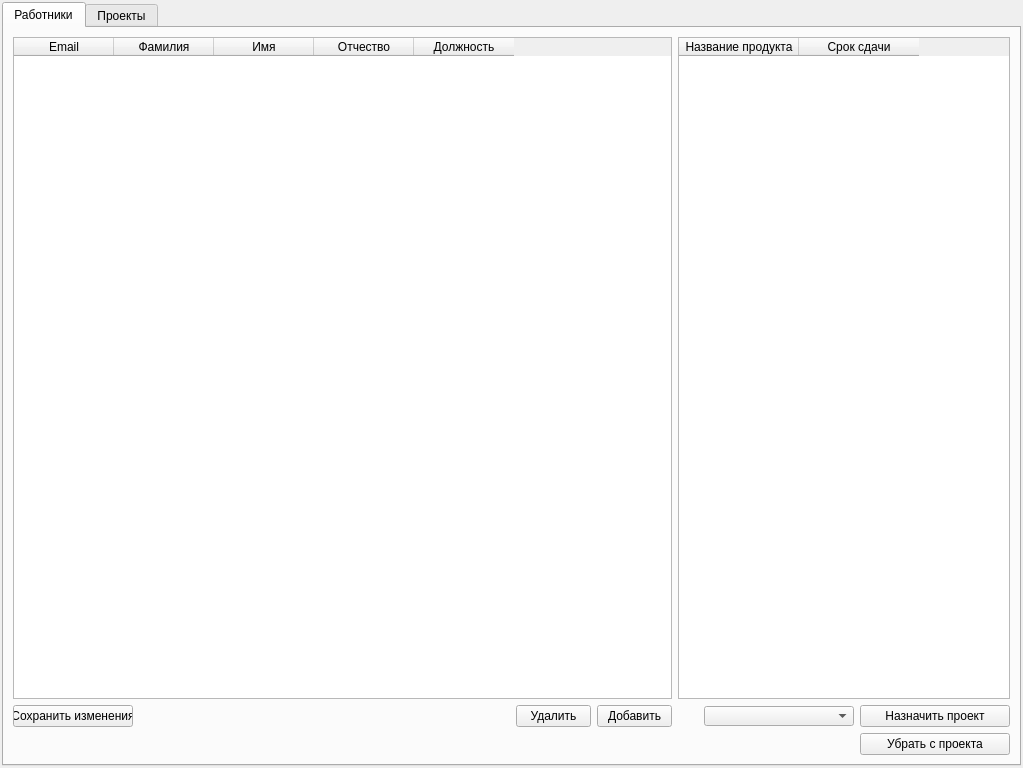
Qt form main_window.ui (DvaMishkiLapa/StaffMI_client) before a commit.
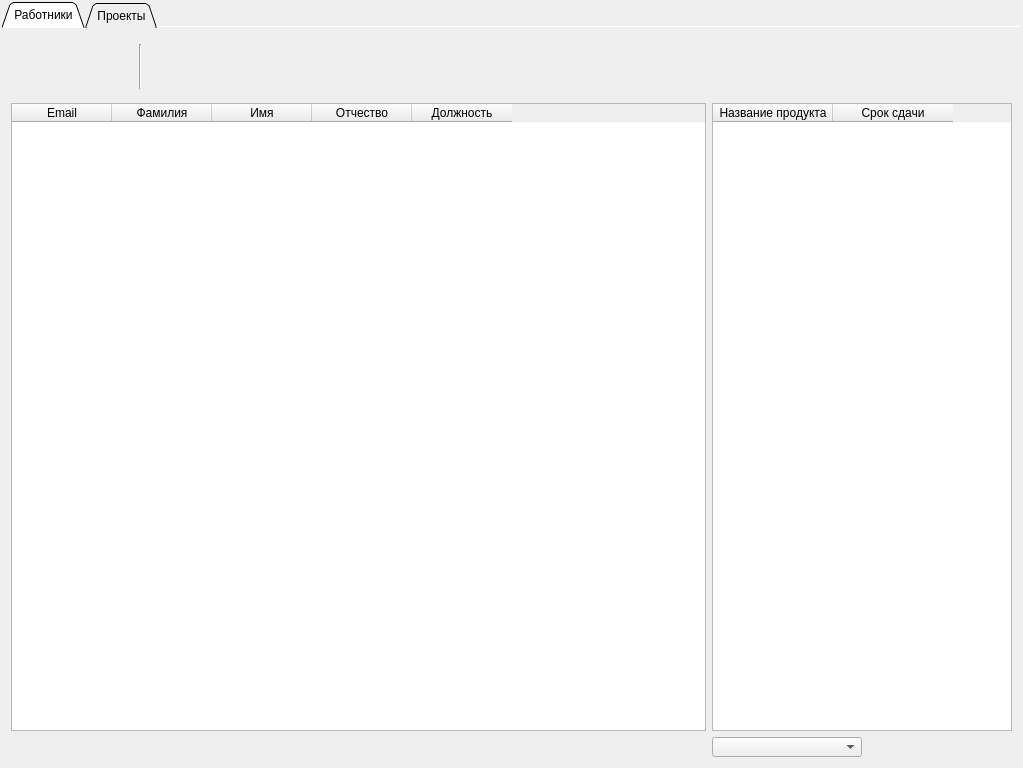
The same form after that commit. Icons and pictures are not drawn.

Commit message: Global interface style change

Patch:
```diff
--- a/main_window.ui
+++ b/main_window.ui
@@ -66,238 +66,453 @@
     </property>
     <item row="0" column="2">
      <widget class="QTabWidget" name="tabWidget">
+      <property name="tabPosition">
+       <enum>QTabWidget::North</enum>
+      </property>
+      <property name="tabShape">
+       <enum>QTabWidget::Triangular</enum>
+      </property>
       <property name="currentIndex">
        <number>0</number>
       </property>
+      <property name="elideMode">
+       <enum>Qt::ElideNone</enum>
+      </property>
+      <property name="documentMode">
+       <bool>true</bool>
+      </property>
+      <property name="tabsClosable">
+       <bool>false</bool>
+      </property>
+      <property name="movable">
+       <bool>true</bool>
+      </property>
+      <property name="tabBarAutoHide">
+       <bool>false</bool>
+      </property>
       <widget class="QWidget" name="tab">
        <attribute name="title">
         <string>Работники</string>
        </attribute>
        <layout class="QGridLayout" name="gridLayout_2">
-        <item row="2" column="4">
-         <widget class="QPushButton" name="del_worker">
+        <item row="0" column="0" colspan="6">
+         <widget class="QScrollArea" name="scrollArea">
           <property name="sizePolicy">
-           <sizepolicy hsizetype="Minimum" vsizetype="Fixed">
+           <sizepolicy hsizetype="Expanding" vsizetype="Fixed">
             <horstretch>0</horstretch>
             <verstretch>0</verstretch>
            </sizepolicy>
           </property>
           <property name="minimumSize">
            <size>
-            <width>75</width>
-            <height>0</height>
+            <width>0</width>
+            <height>20</height>
            </size>
           </property>
           <property name="maximumSize">
            <size>
-            <width>75</width>
-            <height>16777215</height>
+            <width>16777215</width>
+            <height>60</height>
            </size>
           </property>
-          <property name="text">
-           <string>Удалить</string>
+          <property name="autoFillBackground">
+           <bool>true</bool>
           </property>
+          <property name="frameShape">
+           <enum>QFrame::NoFrame</enum>
+          </property>
+          <property name="frameShadow">
+           <enum>QFrame::Plain</enum>
+          </property>
+          <property name="lineWidth">
+           <number>1</number>
+          </property>
+          <property name="midLineWidth">
+           <number>1</number>
+          </property>
+          <property name="verticalScrollBarPolicy">
+           <enum>Qt::ScrollBarAlwaysOff</enum>
+          </property>
+          <property name="widgetResizable">
+           <bool>true</bool>
+          </property>
+          <widget class="QWidget" name="scrollAreaWidgetContents">
+           <property name="geometry">
+            <rect>
+             <x>0</x>
+             <y>0</y>
+             <width>1001</width>
+             <height>60</height>
+            </rect>
+           </property>
+           <property name="autoFillBackground">
+            <bool>true</bool>
+           </property>
+           <layout class="QHBoxLayout" name="horizontalLayout">
+            <property name="spacing">
+             <number>2</number>
+            </property>
+            <property name="leftMargin">
+             <number>2</number>
+            </property>
+            <property name="topMargin">
+             <number>2</number>
+            </property>
+            <property name="rightMargin">
+             <number>2</number>
+            </property>
+            <property name="bottomMargin">
+             <number>2</number>
+            </property>
+            <item>
+             <widget class="QPushButton" name="add_worker">
+              <property name="sizePolicy">
+               <sizepolicy hsizetype="Minimum" vsizetype="Minimum">
+                <horstretch>0</horstretch>
+                <verstretch>0</verstretch>
+               </sizepolicy>
+              </property>
+              <property name="minimumSize">
+               <size>
+                <width>0</width>
+                <height>0</height>
+               </size>
+              </property>
+              <property name="maximumSize">
+               <size>
+                <width>60</width>
+                <height>16777215</height>
+               </size>
+              </property>
+              <property name="text">
+               <string/>
+              </property>
+              <property name="icon">
+               <iconset>
+                <normaloff>icons/seks_icons/add_user.png</normaloff>icons/seks_icons/add_user.png</iconset>
+              </property>
+              <property name="iconSize">
+               <size>
+                <width>45</width>
+                <height>45</height>
+               </size>
+              </property>
+              <property name="checkable">
+               <bool>false</bool>
+              </property>
+              <property name="flat">
+               <bool>true</bool>
+              </property>
+             </widget>
+            </item>
+            <item>
+             <widget class="QPushButton" name="del_worker">
+              <property name="sizePolicy">
+               <sizepolicy hsizetype="Minimum" vsizetype="Minimum">
+                <horstretch>0</horstretch>
+                <verstretch>0</verstretch>
+               </sizepolicy>
+              </property>
+              <property name="minimumSize">
+               <size>
+                <width>0</width>
+                <height>0</height>
+               </size>
+              </property>
+              <property name="maximumSize">
+               <size>
+                <width>16777215</width>
+                <height>16777215</height>
+               </size>
+              </property>
+              <property name="text">
+               <string/>
+              </property>
+              <property name="icon">
+               <iconset>
+                <normaloff>icons/delete_user.png</normaloff>icons/delete_user.png</iconset>
+              </property>
+              <property name="iconSize">
+               <size>
+                <width>45</width>
+                <height>45</height>
+               </size>
+              </property>
+              <property name="flat">
+               <bool>true</bool>
+              </property>
+             </widget>
+            </item>
+            <item>
+             <widget class="QPushButton" name="save_workers">
+              <property name="sizePolicy">
+               <sizepolicy hsizetype="Minimum" vsizetype="Minimum">
+                <horstretch>0</horstretch>
+                <verstretch>0</verstretch>
+               </sizepolicy>
+              </property>
+              <property name="minimumSize">
+               <size>
+                <width>0</width>
+                <height>0</height>
+               </size>
+              </property>
+              <property name="maximumSize">
+               <size>
+                <width>16777215</width>
+                <height>16777215</height>
+               </size>
+              </property>
+              <property name="sizeIncrement">
+               <size>
+                <width>0</width>
+                <height>0</height>
+               </size>
+              </property>
+              <property name="baseSize">
+               <size>
+                <width>0</width>
+                <height>0</height>
+               </size>
+              </property>
+              <property name="text">
+               <string/>
+              </property>
+              <property name="icon">
+               <iconset>
+                <normaloff>icons/save_users.png</normaloff>icons/save_users.png</iconset>
+              </property>
+              <property name="iconSize">
+               <size>
+                <width>45</width>
+                <height>45</height>
+               </size>
+              </property>
+              <property name="flat">
+               <bool>true</bool>
+              </property>
+             </widget>
+            </item>
+            <item>
+             <widget class="Line" name="line">
+              <property name="sizePolicy">
+               <sizepolicy hsizetype="Fixed" vsizetype="Minimum">
+                <horstretch>0</horstretch>
+                <verstretch>0</verstretch>
+               </sizepolicy>
+              </property>
+              <property name="minimumSize">
+               <size>
+                <width>0</width>
+                <height>45</height>
+               </size>
+              </property>
+              <property name="maximumSize">
+               <size>
+                <width>16777215</width>
+                <height>45</height>
+               </size>
+              </property>
+              <property name="orientation">
+               <enum>Qt::Vertical</enum>
+              </property>
+             </widget>
+            </item>
+            <item>
+             <widget class="QPushButton" name="new_inproject">
+              <property name="sizePolicy">
+               <sizepolicy hsizetype="Minimum" vsizetype="Minimum">
+                <horstretch>0</horstretch>
+                <verstretch>0</verstretch>
+               </sizepolicy>
+              </property>
+              <property name="minimumSize">
+               <size>
+                <width>0</width>
+                <height>0</height>
+               </size>
+              </property>
+              <property name="maximumSize">
+               <size>
+                <width>16777215</width>
+                <height>16777215</height>
+               </size>
+              </property>
+              <property name="baseSize">
+               <size>
+                <width>0</width>
+                <height>0</height>
+               </size>
+              </property>
+              <property name="text">
+               <string/>
+              </property>
+              <property name="icon">
+               <iconset>
+                <normaloff>icons/add_user_inproject.png</normaloff>icons/add_user_inproject.png</iconset>
+              </property>
+              <property name="iconSize">
+               <size>
+                <width>45</width>
+                <height>45</height>
+               </size>
+              </property>
+              <property name="flat">
+               <bool>true</bool>
+              </property>
+             </widget>
+            </item>
+            <item>
+             <widget class="QPushButton" name="del_inproject">
+              <property name="sizePolicy">
+               <sizepolicy hsizetype="Minimum" vsizetype="Minimum">
+                <horstretch>0</horstretch>
+                <verstretch>0</verstretch>
+               </sizepolicy>
+              </property>
+              <property name="text">
+               <string/>
+              </property>
+              <property name="icon">
+               <iconset>
+                <normaloff>icons/delete_user_inproject.png</normaloff>icons/delete_user_inproject.png</iconset>
+              </property>
+              <property name="iconSize">
+               <size>
+                <width>45</width>
+                <height>45</height>
+               </size>
+              </property>
+              <property name="flat">
+               <bool>true</bool>
+              </property>
+             </widget>
+            </item>
+            <item>
+             <widget class="QPushButton" name="save_inprojects">
+              <property name="sizePolicy">
+               <sizepolicy hsizetype="Minimum" vsizetype="Minimum">
+                <horstretch>0</horstretch>
+                <verstretch>0</verstretch>
+               </sizepolicy>
+              </property>
+              <property name="text">
+               <string/>
+              </property>
+              <property name="icon">
+               <iconset>
+                <normaloff>icons/save_user_inproject.png</normaloff>icons/save_user_inproject.png</iconset>
+              </property>
+              <property name="iconSize">
+               <size>
+                <width>45</width>
+                <height>45</height>
+               </size>
+              </property>
+              <property name="flat">
+               <bool>true</bool>
+              </property>
+             </widget>
+            </item>
+            <item>
+             <spacer name="horizontalSpacer">
+              <property name="orientation">
+               <enum>Qt::Horizontal</enum>
+              </property>
+              <property name="sizeHint" stdset="0">
+               <size>
+                <width>40</width>
+                <height>20</height>
+               </size>
+              </property>
+             </spacer>
+            </item>
+            <item>
+             <widget class="QPushButton" name="update_data">
+              <property name="sizePolicy">
+               <sizepolicy hsizetype="Minimum" vsizetype="Minimum">
+                <horstretch>0</horstretch>
+                <verstretch>0</verstretch>
+               </sizepolicy>
+              </property>
+              <property name="text">
+               <string/>
+              </property>
+              <property name="icon">
+               <iconset>
+                <normaloff>icons/update_data.png</normaloff>icons/update_data.png</iconset>
+              </property>
+              <property name="iconSize">
+               <size>
+                <width>45</width>
+                <height>45</height>
+               </size>
+              </property>
+              <property name="flat">
+               <bool>true</bool>
+              </property>
+             </widget>
+            </item>
+            <item>
+             <widget class="QPushButton" name="settings">
+              <property name="sizePolicy">
+               <sizepolicy hsizetype="Minimum" vsizetype="Minimum">
+                <horstretch>0</horstretch>
+                <verstretch>0</verstretch>
+               </sizepolicy>
+              </property>
+              <property name="text">
+               <string/>
+              </property>
+              <property name="icon">
+               <iconset>
+                <normaloff>icons/settings.png</normaloff>icons/settings.png</iconset>
+              </property>
+              <property name="iconSize">
+               <size>
+                <width>45</width>
+                <height>45</height>
+               </size>
+              </property>
+              <property name="flat">
+               <bool>true</bool>
+              </property>
+             </widget>
+            </item>
+            <item>
+             <widget class="QPushButton" name="logout">
+              <property name="sizePolicy">
+               <sizepolicy hsizetype="Minimum" vsizetype="Minimum">
+                <horstretch>0</horstretch>
+                <verstretch>0</verstretch>
+               </sizepolicy>
+              </property>
+              <property name="text">
+               <string/>
+              </property>
+              <property name="icon">
+               <iconset>
+                <normaloff>icons/logout.png</normaloff>icons/logout.png</iconset>
+              </property>
+              <property name="iconSize">
+               <size>
+                <width>45</width>
+                <height>45</height>
+               </size>
+              </property>
+              <property name="flat">
+               <bool>true</bool>
+              </property>
+             </widget>
+            </item>
+           </layout>
+          </widget>
          </widget>
         </item>
         <item row="2" column="5">
-         <widget class="QPushButton" name="add_worker">
-          <property name="sizePolicy">
-           <sizepolicy hsizetype="Minimum" vsizetype="Fixed">
-            <horstretch>0</horstretch>
-            <verstretch>0</verstretch>
-           </sizepolicy>
-          </property>
-          <property name="minimumSize">
-           <size>
-            <width>75</width>
-            <height>0</height>
-           </size>
-          </property>
-          <property name="maximumSize">
-           <size>
-            <width>75</width>
-            <height>16777215</height>
-           </size>
-          </property>
-          <property name="text">
-           <string>Добавить</string>
-          </property>
-         </widget>
-        </item>
-        <item row="4" column="8">
-         <widget class="QPushButton" name="del_inproject">
-          <property name="sizePolicy">
-           <sizepolicy hsizetype="Minimum" vsizetype="Fixed">
-            <horstretch>0</horstretch>
-            <verstretch>0</verstretch>
-           </sizepolicy>
-          </property>
-          <property name="text">
-           <string>Убрать с проекта</string>
-          </property>
-         </widget>
-        </item>
-        <item row="1" column="0" colspan="6">
-         <widget class="QTableWidget" name="workers_table">
-          <property name="selectionBehavior">
-           <enum>QAbstractItemView::SelectRows</enum>
-          </property>
-          <property name="gridStyle">
-           <enum>Qt::SolidLine</enum>
-          </property>
-          <column>
-           <property name="text">
-            <string>Email</string>
-           </property>
-          </column>
-          <column>
-           <property name="text">
-            <string>Фамилия</string>
-           </property>
-          </column>
-          <column>
-           <property name="text">
-            <string>Имя</string>
-           </property>
-          </column>
-          <column>
-           <property name="text">
-            <string>Отчество</string>
-           </property>
-          </column>
-          <column>
-           <property name="text">
-            <string>Должность</string>
-           </property>
-          </column>
-         </widget>
-        </item>
-        <item row="2" column="1" colspan="3">
-         <spacer name="horizontalSpacer_2">
-          <property name="orientation">
-           <enum>Qt::Horizontal</enum>
-          </property>
-          <property name="sizeType">
-           <enum>QSizePolicy::Preferred</enum>
-          </property>
-          <property name="sizeHint" stdset="0">
-           <size>
-            <width>20</width>
-            <height>20</height>
-           </size>
-          </property>
-         </spacer>
-        </item>
-        <item row="2" column="7">
-         <widget class="QComboBox" name="project_box">
-          <property name="sizePolicy">
-           <sizepolicy hsizetype="Fixed" vsizetype="Fixed">
-            <horstretch>60</horstretch>
-            <verstretch>20</verstretch>
-           </sizepolicy>
-          </property>
-          <property name="minimumSize">
-           <size>
-            <width>110</width>
-            <height>20</height>
-           </size>
-          </property>
-          <property name="maximumSize">
-           <size>
-            <width>150</width>
-            <height>20</height>
-           </size>
-          </property>
-         </widget>
-        </item>
-        <item row="2" column="6">
-         <spacer name="horizontalSpacer_5">
-          <property name="orientation">
-           <enum>Qt::Horizontal</enum>
-          </property>
-          <property name="sizeType">
-           <enum>QSizePolicy::Fixed</enum>
-          </property>
-          <property name="sizeHint" stdset="0">
-           <size>
-            <width>20</width>
-            <height>20</height>
-           </size>
-          </property>
-         </spacer>
-        </item>
-        <item row="2" column="8">
-         <widget class="QPushButton" name="new_inproject">
-          <property name="sizePolicy">
-           <sizepolicy hsizetype="MinimumExpanding" vsizetype="Fixed">
-            <horstretch>0</horstretch>
-            <verstretch>0</verstretch>
-           </sizepolicy>
-          </property>
-          <property name="minimumSize">
-           <size>
-            <width>120</width>
-            <height>20</height>
-           </size>
-          </property>
-          <property name="maximumSize">
-           <size>
-            <width>150</width>
-            <height>16777215</height>
-           </size>
-          </property>
-          <property name="baseSize">
-           <size>
-            <width>120</width>
-            <height>0</height>
-           </size>
-          </property>
-          <property name="text">
-           <string>Назначить проект</string>
-          </property>
-         </widget>
-        </item>
-        <item row="2" column="0">
-         <widget class="QPushButton" name="save_workers">
-          <property name="sizePolicy">
-           <sizepolicy hsizetype="Maximum" vsizetype="Fixed">
-            <horstretch>0</horstretch>
-            <verstretch>0</verstretch>
-           </sizepolicy>
-          </property>
-          <property name="minimumSize">
-           <size>
-            <width>120</width>
-            <height>0</height>
-           </size>
-          </property>
-          <property name="maximumSize">
-           <size>
-            <width>120</width>
-            <height>16777215</height>
-           </size>
-          </property>
-          <property name="sizeIncrement">
-           <size>
-            <width>0</width>
-            <height>0</height>
-           </size>
-          </property>
-          <property name="baseSize">
-           <size>
-            <width>0</width>
-            <height>0</height>
-           </size>
-          </property>
-          <property name="text">
-           <string>Сохранить изменения</string>
-          </property>
-         </widget>
-        </item>
-        <item row="1" column="6" colspan="3">
          <widget class="QTableWidget" name="current_projects_table">
           <property name="sizePolicy">
-           <sizepolicy hsizetype="Expanding" vsizetype="Expanding">
+           <sizepolicy hsizetype="Maximum" vsizetype="Expanding">
             <horstretch>0</horstretch>
             <verstretch>0</verstretch>
            </sizepolicy>
@@ -310,7 +525,7 @@
           </property>
           <property name="maximumSize">
            <size>
-            <width>1000</width>
+            <width>500</width>
             <height>16777215</height>
            </size>
           </property>
@@ -353,6 +568,69 @@
           </column>
          </widget>
         </item>
+        <item row="2" column="0" colspan="5">
+         <widget class="QTableWidget" name="workers_table">
+          <property name="sizePolicy">
+           <sizepolicy hsizetype="Minimum" vsizetype="Expanding">
+            <horstretch>0</horstretch>
+            <verstretch>0</verstretch>
+           </sizepolicy>
+          </property>
+          <property name="selectionBehavior">
+           <enum>QAbstractItemView::SelectRows</enum>
+          </property>
+          <property name="gridStyle">
+           <enum>Qt::SolidLine</enum>
+          </property>
+          <column>
+           <property name="text">
+            <string>Email</string>
+           </property>
+          </column>
+          <column>
+           <property name="text">
+            <string>Фамилия</string>
+           </property>
+          </column>
+          <column>
+           <property name="text">
+            <string>Имя</string>
+           </property>
+          </column>
+          <column>
+           <property name="text">
+            <string>Отчество</string>
+           </property>
+          </column>
+          <column>
+           <property name="text">
+            <string>Должность</string>
+           </property>
+          </column>
+         </widget>
+        </item>
+        <item row="4" column="5">
+         <widget class="QComboBox" name="project_box">
+          <property name="sizePolicy">
+           <sizepolicy hsizetype="Fixed" vsizetype="Fixed">
+            <horstretch>60</horstretch>
+            <verstretch>20</verstretch>
+           </sizepolicy>
+          </property>
+          <property name="minimumSize">
+           <size>
+            <width>110</width>
+            <height>20</height>
+           </size>
+          </property>
+          <property name="maximumSize">
+           <size>
+            <width>150</width>
+            <height>20</height>
+           </size>
+          </property>
+         </widget>
+        </item>
        </layout>
       </widget>
       <widget class="QWidget" name="tab_2">
```
Left out of the diff: 305 changed lines with no effect on the pictures. The commit also changes 23 other files.
